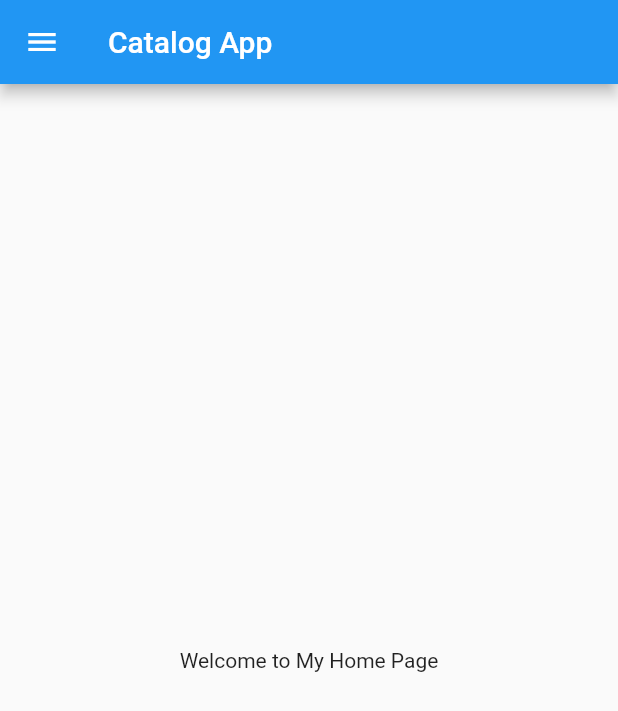
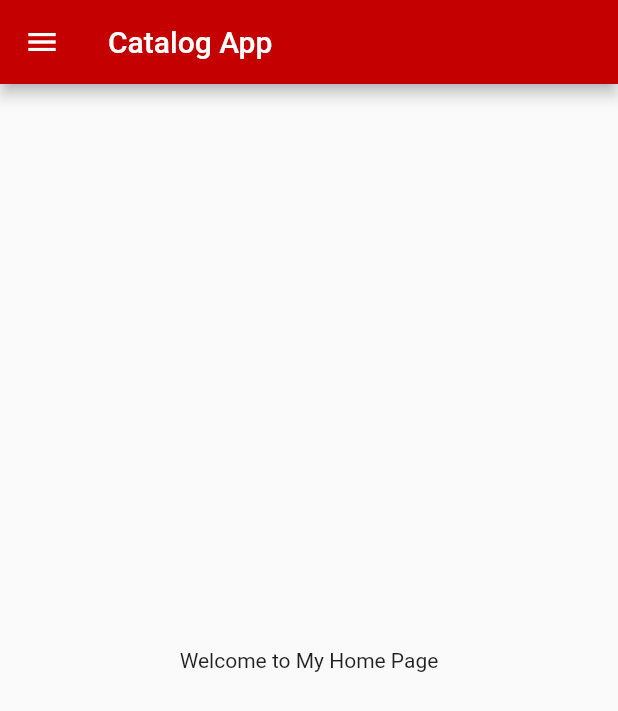
Before and after one commit to JOYMALAKAR7/30daysOfFlutter, a Flutter app: the screen it shows after launch, on a phone screen of 412 x 824 dp. Shown: the top 711 px of the screen. Run offline on Flutter 3.47's test engine with Material 2 defaults, Android fonts, the phone set to English and light mode, and no system bars.

Commit message:
day 10 has completed

```diff
--- a/lib/main.dart
+++ b/lib/main.dart
@@ -1,4 +1,3 @@
-
 import 'package:days30_tutorial/home_page.dart';
 import 'package:flutter/cupertino.dart';
 import 'package:flutter/material.dart';
@@ -15,6 +14,9 @@ class myapp extends StatelessWidget {
     return MaterialApp(
       theme: ThemeData(
         primarySwatch: Colors.blue,
+        appBarTheme: AppBarTheme(color: Color.fromARGB(255, 197, 0, 0)),
+        iconTheme: IconThemeData(color: Colors.black),
+        textTheme: Theme.of(context).textTheme,
       ),
       themeMode: ThemeMode.light,
       darkTheme: ThemeData(brightness: Brightness.dark),
```
Also changed, not shown: lib/models/catalog.dart (added, +26 -0 lines).
